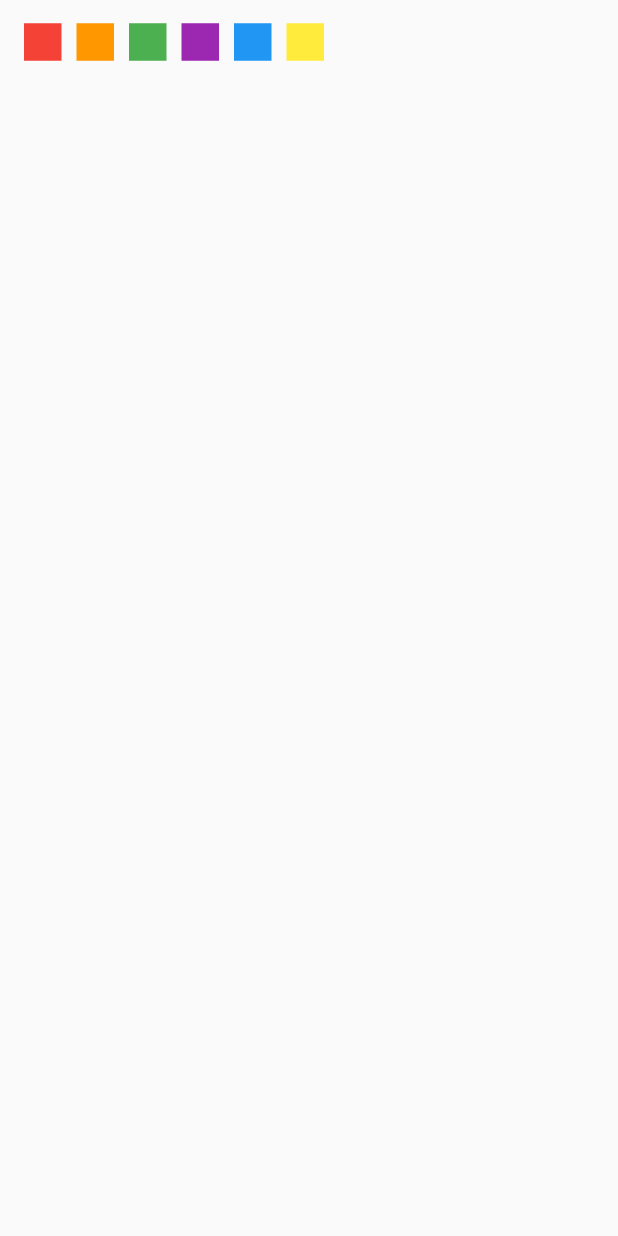
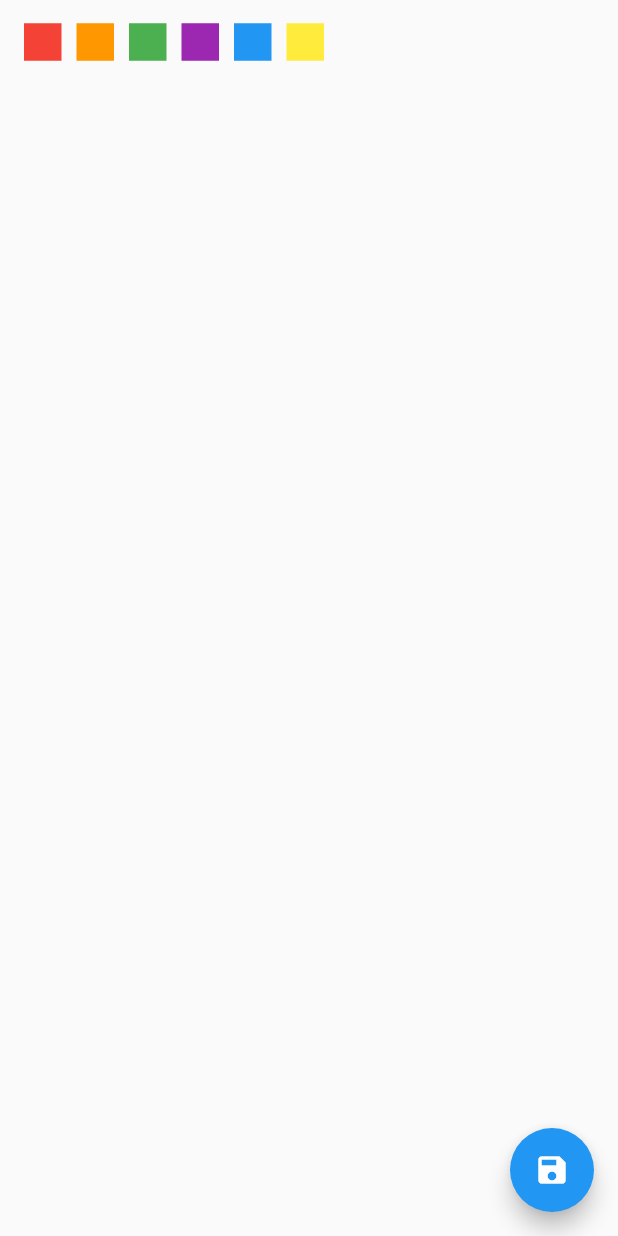
Before and after one commit to okursoftware/Flutter-Painting, a Flutter app: the screen it shows after launch, on a phone screen of 412 x 824 dp. Run offline on Flutter 3.47's test engine with Material 2 defaults, Android fonts, the phone set to English and light mode, and no system bars.

Commit message:
Added color management

```diff
--- a/lib/main.dart
+++ b/lib/main.dart
@@ -14,6 +14,10 @@ class MyApp extends StatelessWidget {
           title: Text('Flutter Painting AppBar'),
         ),*/
         body: MainView(),
+        floatingActionButton: FloatingActionButton(
+          onPressed: null,
+          child: Icon(Icons.save),
+        ),
       ),
     );
   }
@@ -27,7 +31,7 @@ class MainView extends StatefulWidget {
 class _MainViewState extends State<MainView> {
   List<Offset> _offsets = [];
   Color activeColor;
-
+  List<Color> _colors = [];
   void onChangeColor(Color value) {
     activeColor = value;
   }
@@ -42,15 +46,17 @@ class _MainViewState extends State<MainView> {
               _object.globalToLocal(details.globalPosition);
 
           _offsets.add(_locationPoints);
+          _colors.add(activeColor);
         });
       },
       onPanEnd: (details) {
         _offsets.add(null);
+        _colors.add(null);
       },
       child: Stack(
         children: <Widget>[
           CustomPaint(
-            painter: MyPainter(_offsets, activeColor),
+            painter: MyPainter(offsets: _offsets, colors: _colors),
             size: Size.infinite,
           ),
           new ListTile(
@@ -82,20 +88,22 @@ class _MainViewState extends State<MainView> {
 
 class MyPainter extends CustomPainter {
   final List<Offset> offsets;
-  final Color activeColor;
+  //final Color activeColor;
+  final List<Color> colors;
   final brush = Paint()
     ..strokeCap = StrokeCap.round
     ..strokeWidth = 4.0
     ..color = Colors.red
     ..isAntiAlias = true;
 
-  MyPainter(this.offsets, this.activeColor);
+  MyPainter({@required this.offsets, @required this.colors});
 
   @override
   void paint(Canvas canvas, Size size) {
-    brush.color = activeColor == null ? Colors.red : activeColor;
+    debugPrint(offsets.length.toString() + " " + colors.length.toString());
     for (int i = 0; i < offsets.length - 1; i++) {
       if (offsets[i] != null && offsets[i + 1] != null) {
+        brush.color = colors[i] == null ? Colors.red : colors[i];
         canvas.drawLine(offsets[i], offsets[i + 1], brush);
       }
     }
```
